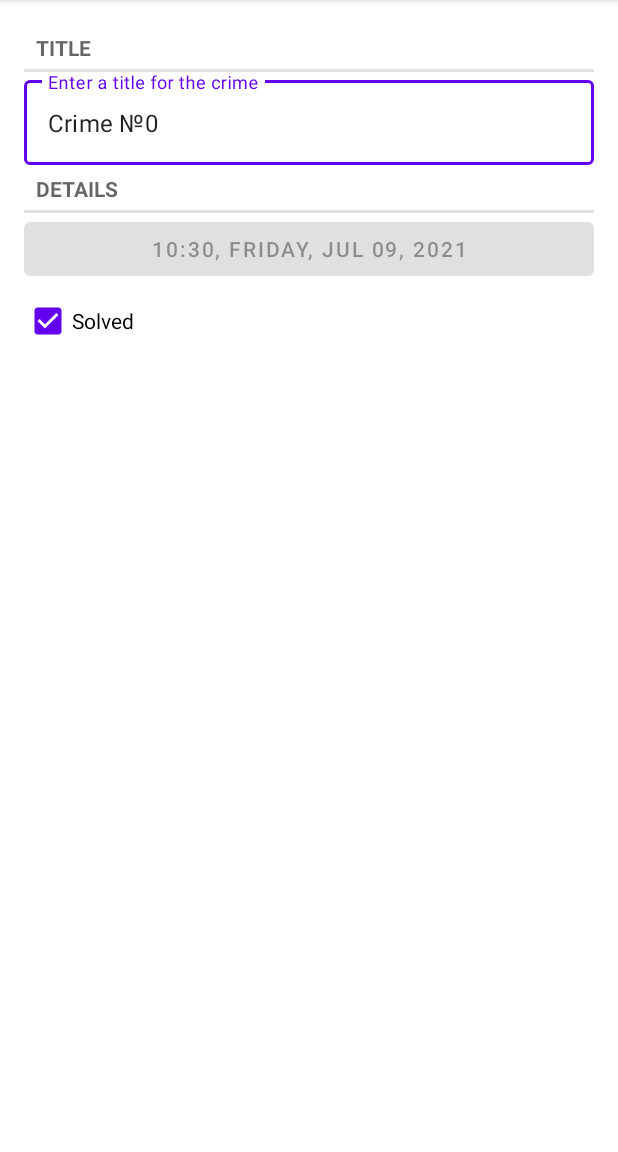
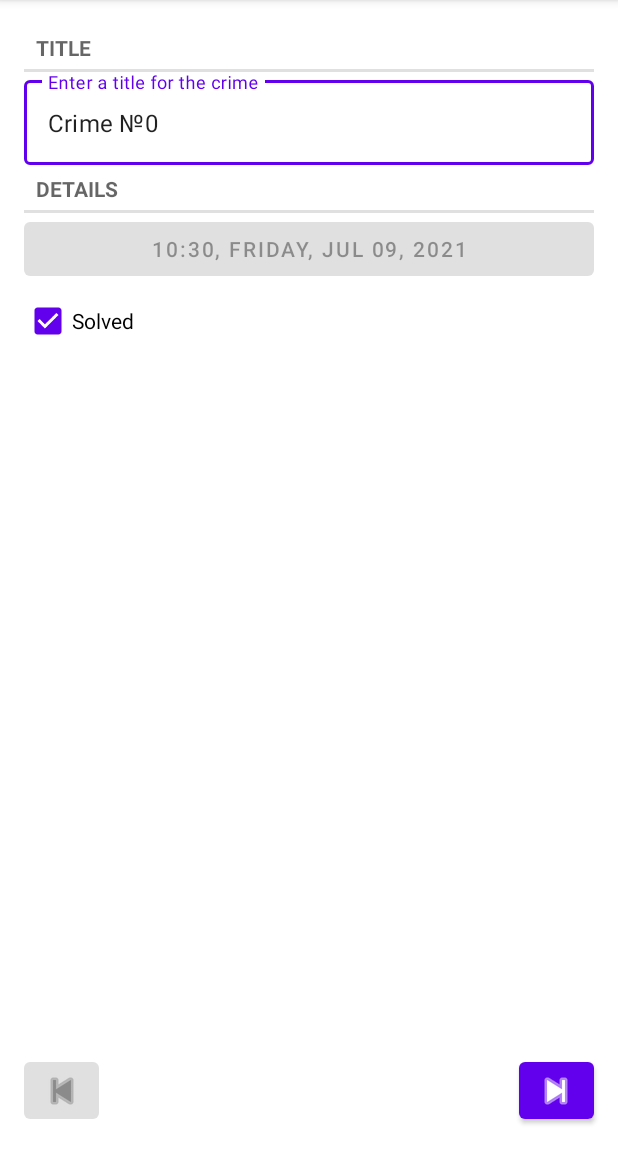
Before and after one commit to MaxKliuba/CriminalIntent-Java, an Android app: the screen it shows after launch (CrimeActivity before the commit, CrimePagerActivity after it), after a tap on an icon or button, on a phone screen of 412 x 824 dp, the part 84-1236 px from its top. Run offline under Robolectric (Android 15) with nearby library versions, the phone set to English and light mode, and no system bars.

Commit message:
ViewPager added

```diff
--- a/app/src/main/AndroidManifest.xml
+++ b/app/src/main/AndroidManifest.xml
@@ -16,7 +16,7 @@
                 <category android:name="android.intent.category.LAUNCHER" />
             </intent-filter>
         </activity>
-        <activity android:name=".CrimeActivity">
+        <activity android:name=".CrimePagerActivity">
 
         </activity>
     </application>
--- a/app/src/main/java/com/max_kliuba/criminalintent/CrimeActivity.java
+++ /dev/null
@@ -1,26 +0,0 @@
-package com.max_kliuba.criminalintent;
-
-import android.content.Context;
-import android.content.Intent;
-
-import androidx.fragment.app.Fragment;
-
-import java.util.UUID;
-
-public class CrimeActivity extends SingleFragmentActivity {
-
-    private static final String EXTRA_CRIME_ID = "com.max_kliuba.criminalintent.crime_id";
-
-    @Override
-    protected Fragment createFragment() {
-        UUID crimeId = (UUID) getIntent().getSerializableExtra(EXTRA_CRIME_ID);
-
-        return CrimeFragment.newInstance(crimeId);
-    }
-
-    public static Intent newIntent(Context packageContext, UUID crimeId) {
-        Intent intent = new Intent(packageContext, CrimeActivity.class);
-        intent.putExtra(EXTRA_CRIME_ID, crimeId);
-        return intent;
-    }
-}
--- a/app/src/main/java/com/max_kliuba/criminalintent/CrimeListFragment.java
+++ b/app/src/main/java/com/max_kliuba/criminalintent/CrimeListFragment.java
@@ -55,12 +55,13 @@ public class CrimeListFragment extends Fragment {
             mAdapter = new CrimeAdapter(crimes);
             mCrimeRecyclerView.setAdapter(mAdapter);
         } else {
-            if (mClickedItemPosition >= 0) {
+            mAdapter.notifyDataSetChanged();
+            /* if (mClickedItemPosition >= 0) {
                 mAdapter.notifyItemChanged(mClickedItemPosition);
                 mClickedItemPosition = -1;
             } else {
                 mAdapter.notifyDataSetChanged();
-            }
+            } */
         }
 
     }
@@ -105,7 +106,7 @@ public class CrimeListFragment extends Fragment {
         @Override
         public void onClick(View v) {
             mClickedItemPosition = getBindingAdapterPosition();
-            Intent intent = CrimeActivity.newIntent(getActivity(), mCrime.getId());
+            Intent intent = CrimePagerActivity.newIntent(getActivity(), mCrime.getId());
             startActivity(intent);
         }
     }
--- /dev/null
+++ b/app/src/main/java/com/max_kliuba/criminalintent/CrimePagerActivity.java
@@ -0,0 +1,109 @@
+package com.max_kliuba.criminalintent;
+
+import android.content.Context;
+import android.content.Intent;
+import android.os.Bundle;
+import android.view.View;
+import android.view.WindowManager;
+import android.widget.Button;
+
+import androidx.annotation.NonNull;
+import androidx.annotation.Nullable;
+import androidx.appcompat.app.AppCompatActivity;
+import androidx.fragment.app.Fragment;
+import androidx.fragment.app.FragmentManager;
+import androidx.fragment.app.FragmentStatePagerAdapter;
+import androidx.viewpager.widget.ViewPager;
+
+import org.jetbrains.annotations.NotNull;
+
+import java.util.List;
+import java.util.UUID;
+
+public class CrimePagerActivity extends AppCompatActivity {
+
+    private static final String EXTRA_CRIME_ID = "com.max_kliuba.criminalintent.crime_id";
+
+    private List<Crime> mCrimes;
+    private ViewPager mViewPager;
+    private Button mGoToStartImageButton;
+    private Button mGoToEndImageButton;
+
+    @Override
+    protected void onCreate(@Nullable @org.jetbrains.annotations.Nullable Bundle savedInstanceState) {
+        super.onCreate(savedInstanceState);
+        setContentView(R.layout.activity_crime_pager);
+
+        this.getWindow().setSoftInputMode(WindowManager.LayoutParams.SOFT_INPUT_STATE_ALWAYS_HIDDEN);
+
+        UUID crimeId = (UUID) getIntent().getSerializableExtra(EXTRA_CRIME_ID);
+
+        mCrimes = CrimeLab.get(this).getCrimes();
+        FragmentManager fragmentManager = getSupportFragmentManager();
+
+        mViewPager = (ViewPager) findViewById(R.id.crime_view_pager);
+        mViewPager.setAdapter(new FragmentStatePagerAdapter(fragmentManager) {
+            @NonNull
+            @NotNull
+            @Override
+            public Fragment getItem(int position) {
+                Crime crime = mCrimes.get(position);
+
+                return CrimeFragment.newInstance(crime.getId());
+            }
+
+            @Override
+            public int getCount() {
+                return mCrimes.size();
+            }
+        });
+
+        for (int i = 0; i < mCrimes.size(); i++) {
+            if (mCrimes.get(i).getId().equals(crimeId)) {
+                mViewPager.setCurrentItem(i);
+                break;
+            }
+        }
+
+        mGoToStartImageButton = (Button) findViewById(R.id.go_to_start_btn);
+        mGoToStartImageButton.setOnClickListener(new View.OnClickListener() {
+            @Override
+            public void onClick(View v) {
+                mViewPager.setCurrentItem(0);
+            }
+        });
+
+        mGoToEndImageButton = (Button) findViewById(R.id.go_to_end_btn);
+        mGoToEndImageButton.setOnClickListener(new View.OnClickListener() {
+            @Override
+            public void onClick(View v) {
+                mViewPager.setCurrentItem(mViewPager.getAdapter().getCount() - 1);
+            }
+        });
+
+        mViewPager.addOnPageChangeListener(new ViewPager.OnPageChangeListener() {
+            @Override
+            public void onPageScrolled(int position, float positionOffset, int positionOffsetPixels) {
+                mGoToStartImageButton.setEnabled(mViewPager.getCurrentItem() != 0);
+                mGoToEndImageButton.setEnabled(mViewPager.getCurrentItem() != mViewPager.getAdapter().getCount() - 1);
+            }
+
+            @Override
+            public void onPageSelected(int position) {
+
+            }
+
+            @Override
+            public void onPageScrollStateChanged(int state) {
+
+            }
+        });
+    }
+
+    public static Intent newIntent(Context packageContext, UUID crimeId) {
+        Intent intent = new Intent(packageContext, CrimePagerActivity.class);
+        intent.putExtra(EXTRA_CRIME_ID, crimeId);
+
+        return intent;
+    }
+}
--- /dev/null
+++ b/app/src/main/res/layout/activity_crime_pager.xml
@@ -0,0 +1,50 @@
+<?xml version="1.0" encoding="utf-8"?>
+<androidx.constraintlayout.widget.ConstraintLayout xmlns:android="http://schemas.android.com/apk/res/android"
+    xmlns:app="http://schemas.android.com/apk/res-auto"
+    xmlns:tools="http://schemas.android.com/tools"
+    android:layout_width="match_parent"
+    android:layout_height="match_parent">
+
+    <androidx.viewpager.widget.ViewPager
+        android:id="@+id/crime_view_pager"
+        android:layout_width="0dp"
+        android:layout_height="0dp"
+        app:layout_constraintBottom_toTopOf="@id/btn_frame_layout"
+        app:layout_constraintEnd_toEndOf="parent"
+        app:layout_constraintStart_toStartOf="parent"
+        app:layout_constraintTop_toTopOf="parent">
+    </androidx.viewpager.widget.ViewPager>
+
+    <FrameLayout
+        android:id="@+id/btn_frame_layout"
+        android:layout_width="0dp"
+        android:layout_height="wrap_content"
+        app:layout_constraintBottom_toBottomOf="parent"
+        app:layout_constraintEnd_toEndOf="parent"
+        app:layout_constraintStart_toStartOf="parent">
+
+        <Button
+            android:id="@+id/go_to_start_btn"
+            android:layout_width="50dp"
+            android:layout_height="50dp"
+            android:layout_gravity="left"
+            app:icon="@android:drawable/ic_media_previous"
+            app:iconGravity="textStart"
+            app:iconPadding="0dp"
+            android:layout_marginLeft="16dp"
+            android:layout_marginBottom="16dp" />
+
+        <Button
+            android:id="@+id/go_to_end_btn"
+            android:layout_width="50dp"
+            android:layout_height="50dp"
+            android:layout_gravity="right"
+            app:icon="@android:drawable/ic_media_next"
+            app:iconGravity="textEnd"
+            app:iconPadding="0dp"
+            android:layout_marginRight="16dp"
+            android:layout_marginBottom="16dp" />
+
+    </FrameLayout>
+
+</androidx.constraintlayout.widget.ConstraintLayout>
--- a/app/src/main/res/layout/fragment_crime.xml
+++ b/app/src/main/res/layout/fragment_crime.xml
@@ -1,10 +1,18 @@
 <?xml version="1.0" encoding="utf-8"?>
-<LinearLayout xmlns:android="http://schemas.android.com/apk/res/android"
+<FrameLayout xmlns:android="http://schemas.android.com/apk/res/android"
     xmlns:app="http://schemas.android.com/apk/res-auto"
     xmlns:tools="http://schemas.android.com/tools"
     android:layout_width="match_parent"
     android:layout_height="match_parent"
-    android:layout_margin="16dp"
+    android:padding="16dp">
+
+    <ScrollView
+        android:layout_width="match_parent"
+        android:layout_height="match_parent">
+
+        <LinearLayout
+            android:layout_width="match_parent"
+            android:layout_height="wrap_content"
             android:orientation="vertical">
 
             <TextView
@@ -42,4 +50,9 @@
                 android:layout_width="match_parent"
                 android:layout_height="wrap_content"
                 android:text="@string/crime_solved_label"/>
+
         </LinearLayout>
+
+    </ScrollView>
+
+</FrameLayout>
--- a/app/src/main/res/layout/list_item_crime.xml
+++ b/app/src/main/res/layout/list_item_crime.xml
@@ -36,8 +36,8 @@
 
     <ImageView
         android:id="@+id/crime_solved_img"
-        android:layout_width="0dp"
-        android:layout_height="0dp"
+        android:layout_width="50dp"
+        android:layout_height="50dp"
         android:layout_marginTop="16dp"
         android:layout_marginEnd="16dp"
         android:layout_marginBottom="16dp"
@@ -45,6 +45,7 @@
         app:layout_constraintDimensionRatio="H,1:1"
         app:layout_constraintEnd_toEndOf="parent"
         app:layout_constraintTop_toTopOf="parent"
+        app:layout_constraintVertical_bias="0.0"
         app:srcCompat="@drawable/ic_solved" />
 
 </androidx.constraintlayout.widget.ConstraintLayout>
--- a/app/src/main/res/layout/list_item_serious_crime.xml
+++ b/app/src/main/res/layout/list_item_serious_crime.xml
@@ -41,8 +41,8 @@
 
         <ImageView
             android:id="@+id/crime_solved_img"
-            android:layout_width="0dp"
-            android:layout_height="0dp"
+            android:layout_width="50dp"
+            android:layout_height="50dp"
             android:layout_marginTop="16dp"
             android:layout_marginEnd="16dp"
             android:layout_marginBottom="8dp"
@@ -50,6 +50,7 @@
             app:layout_constraintDimensionRatio="H,1:1"
             app:layout_constraintEnd_toEndOf="parent"
             app:layout_constraintTop_toTopOf="parent"
+            app:layout_constraintVertical_bias="0.0"
             app:srcCompat="@drawable/ic_solved" />
 
     </androidx.constraintlayout.widget.ConstraintLayout>
```
Lines whose indentation alone changed are shown as unchanged.
